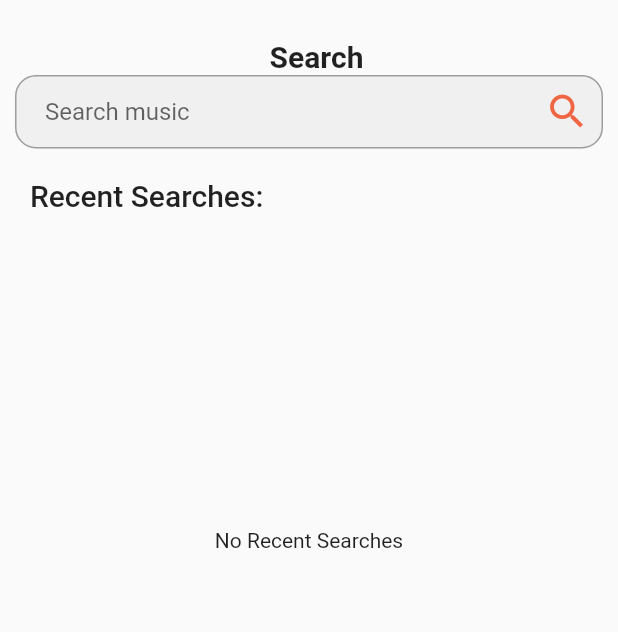
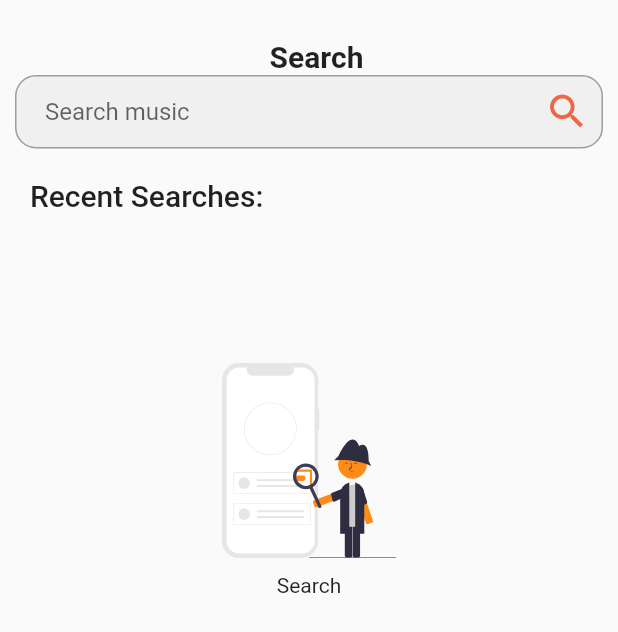
Before and after one commit to didierdrin/umva, a Flutter app: the SearchPage screen opened directly, on a phone screen of 412 x 824 dp. Shown: the top 632 px of the screen. Run offline on Flutter 3.47's test engine with Material 2 defaults, Android fonts, the phone set to English and light mode, and no system bars; our stand-ins replace adaptive_theme, flutter_svg, google_fonts, page_transition, youtube_player_flutter; missing offline and left inert: youtube_api; Roboto replaces fonts that are missing (Dosis).

Commit message:
Latest updates on 26th November 2021. Drin

```diff
--- a/lib/pages/search.dart
+++ b/lib/pages/search.dart
@@ -1,5 +1,6 @@
 // Search Page
 import 'package:flutter/material.dart';
+import 'package:flutter_svg/flutter_svg.dart';
 import 'package:google_fonts/google_fonts.dart';
 import 'package:umva/pages/musicData.dart';
 import 'package:umva/pages/nowplaying.dart';
@@ -119,7 +120,7 @@ class SearchPageState extends State<SearchPage> {
               ),
               Padding(
                 padding: EdgeInsets.only(top: 10.0),
-                child: Container(height: 700, child: recentSearchContainer()),
+                child: recentSearchContainer(),
               ),
             ],
           ),
@@ -132,12 +133,28 @@ class SearchPageState extends State<SearchPage> {
     List<MusicData>? songDetails = widget.recentSearches;
     return songDetails == null
         ? Padding(
-            padding: const EdgeInsets.only(top: 200.0),
-            child: Text('No Recent Searches'),
+            padding: const EdgeInsets.only(top: 90.0),
+            child: Align(
+              alignment: Alignment.topCenter,
+              child: Column(
+                children: [
+                  Container(
+                    width: 130,
+                    height: 130,
+                    child: SvgPicture.asset('assets/search.svg'),
+                  ),
+                  SizedBox(height: 10.0,),
+                  Text('Search'),
+                ],
+              ),
+            ),
           )
-        : ListView(
-            children: songDetails.map<Widget>(recentSearchList).toList(),
-          );
+        : Container(
+          height: 700,
+          child: ListView(
+              children: songDetails.map<Widget>(recentSearchList).toList(),
+            ),
+        );
   }
 
   Widget recentSearchList(MusicData songDetails) {
--- a/pubspec.yaml
+++ b/pubspec.yaml
@@ -34,6 +34,7 @@ dependencies:
   youtube_player_flutter: ^8.0.0
   flutter_launcher_icons: ^0.9.2
   adaptive_theme: ^2.2.0
+  flutter_svg: ^0.23.0+1
 
 
 dev_dependencies:
```
Also changed, not shown: lib/pages/library.dart (+25 -31 lines), assets/appreciation.svg (added), assets/playlist.svg (added), assets/search.svg (added), pubspec.lock, 3 other files.
